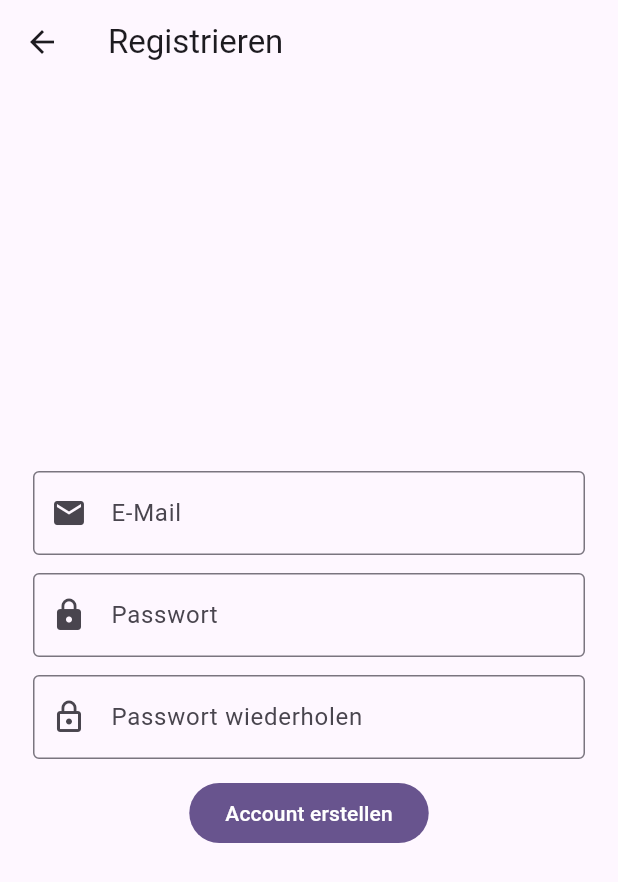
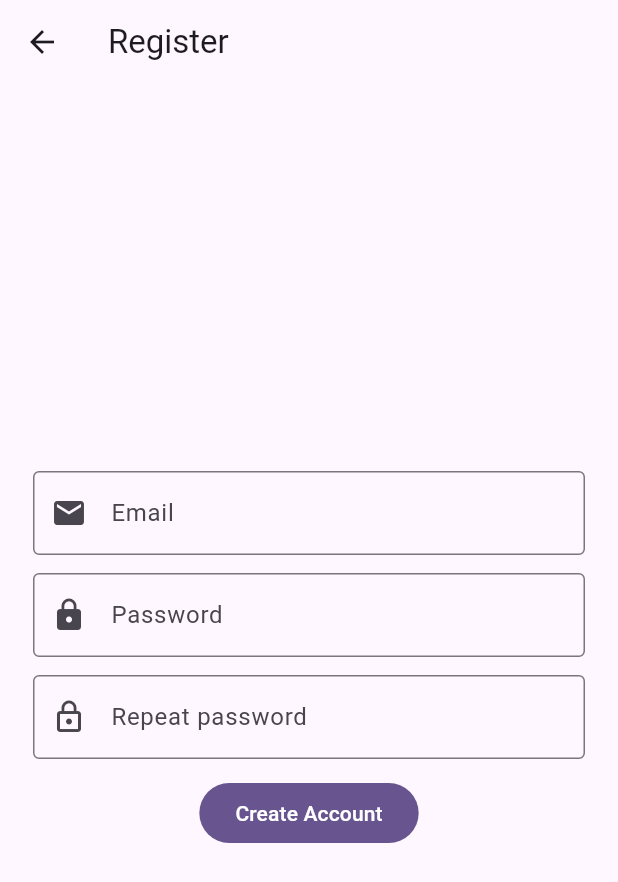
Before and after one commit to verita-tech/track2drive, a Flutter app: the RegisterPage screen opened directly, on a phone screen of 412 x 824 dp. Shown: the top 882 px of the screen. Run offline on Flutter 3.47's test engine with Material 3 defaults, Android fonts, the phone set to English and light mode, and no system bars; our stand-ins replace firebase_auth, firebase_core, flutter_bloc; accounts and stored records are empty.

Commit message:
adding translations.

```diff
--- a/lib/features/auth/presentation/bloc/auth_bloc.dart
+++ b/lib/features/auth/presentation/bloc/auth_bloc.dart
@@ -31,11 +31,13 @@ class AuthUserChanged extends AuthEvent {
   AuthUserChanged(this.user);
 }
 
+enum AuthInfo { resetEmailSent }
+
 class AuthState {
   final UserEntity? user;
   final bool loading;
   final String? error;
-  final String? info;
+  final AuthInfo? info;
 
   const AuthState({this.user, this.loading = false, this.error, this.info});
 
@@ -43,7 +45,7 @@ class AuthState {
     UserEntity? user,
     bool? loading,
     String? error,
-    String? info,
+    AuthInfo? info,
   }) {
     return AuthState(
       user: user ?? this.user,
@@ -119,12 +121,7 @@ class AuthBloc extends Bloc<AuthEvent, AuthState> {
     emit(state.copyWith(loading: true, error: null, info: null));
     try {
       await _sendReset(event.email);
-      emit(
-        state.copyWith(
-          loading: false,
-          info: 'E-Mail zum Zurücksetzen wurde gesendet.',
-        ),
-      );
+      emit(state.copyWith(loading: false, info: AuthInfo.resetEmailSent));
     } catch (e) {
       emit(state.copyWith(loading: false, error: e.toString()));
     }
--- a/lib/features/auth/presentation/pages/register_page.dart
+++ b/lib/features/auth/presentation/pages/register_page.dart
@@ -36,7 +36,7 @@ class _RegisterPageState extends State<RegisterPage> {
     final l10n = AppLocalizations.of(context)!;
 
     return Scaffold(
-      appBar: AppBar(title: const Text('Registrieren')),
+      appBar: AppBar(title: Text(l10n.register)),
       body: BlocConsumer<AuthBloc, AuthState>(
         listener: (context, state) {
           if (state.error != null) {
@@ -58,18 +58,18 @@ class _RegisterPageState extends State<RegisterPage> {
                     children: [
                       TextFormField(
                         controller: _emailCtrl,
-                        decoration: const InputDecoration(
-                          labelText: 'E-Mail',
+                        decoration: InputDecoration(
+                          labelText: l10n.eMail,
                           prefixIcon: Icon(Icons.email),
                           border: OutlineInputBorder(),
                         ),
                         keyboardType: TextInputType.emailAddress,
                         validator: (value) {
                           if (value == null || value.isEmpty) {
-                            return 'E-Mail eingeben';
+                            return l10n.enterEMail;
                           }
                           if (!value.contains('@')) {
-                            return 'Ungültige E-Mail';
+                            return l10n.invalidEMail;
                           }
                           return null;
                         },
@@ -77,8 +77,8 @@ class _RegisterPageState extends State<RegisterPage> {
                       const SizedBox(height: 12),
                       TextFormField(
                         controller: _passwordCtrl,
-                        decoration: const InputDecoration(
-                          labelText: 'Passwort',
+                        decoration: InputDecoration(
+                          labelText: l10n.password,
                           prefixIcon: Icon(Icons.lock),
                           border: OutlineInputBorder(),
                         ),
@@ -101,15 +101,15 @@ class _RegisterPageState extends State<RegisterPage> {
                       const SizedBox(height: 12),
                       TextFormField(
                         controller: _passwordRepeatCtrl,
-                        decoration: const InputDecoration(
-                          labelText: 'Passwort wiederholen',
+                        decoration: InputDecoration(
+                          labelText: l10n.repeatPassword,
                           prefixIcon: Icon(Icons.lock_outline),
                           border: OutlineInputBorder(),
                         ),
                         obscureText: true,
                         validator: (value) {
                           if (value != _passwordCtrl.text) {
-                            return 'Passwörter stimmen nicht überein';
+                            return l10n.passwordsNotMatching;
                           }
                           return null;
                         },
@@ -125,7 +125,7 @@ class _RegisterPageState extends State<RegisterPage> {
                                   strokeWidth: 2,
                                 ),
                               )
-                            : const Text('Account erstellen'),
+                            : Text(l10n.createAccount),
                       ),
                     ],
                   ),
--- a/lib/features/auth/presentation/pages/reset_password_page.dart
+++ b/lib/features/auth/presentation/pages/reset_password_page.dart
@@ -1,6 +1,7 @@
 import 'package:flutter/material.dart';
 import 'package:flutter_bloc/flutter_bloc.dart';
 import 'package:track2drive/features/auth/presentation/bloc/auth_bloc.dart';
+import 'package:track2drive/l10n/app_localizations.dart';
 
 class ResetPasswordPage extends StatefulWidget {
   const ResetPasswordPage({super.key});
@@ -28,8 +29,10 @@ class _ResetPasswordPageState extends State<ResetPasswordPage> {
 
   @override
   Widget build(BuildContext context) {
+    final l10n = AppLocalizations.of(context)!;
+
     return Scaffold(
-      appBar: AppBar(title: const Text('Passwort zurücksetzen')),
+      appBar: AppBar(title: Text(l10n.forgotPassword)),
       body: BlocConsumer<AuthBloc, AuthState>(
         listener: (context, state) {
           if (state.error != null) {
@@ -40,7 +43,7 @@ class _ResetPasswordPageState extends State<ResetPasswordPage> {
           if (state.info != null) {
             ScaffoldMessenger.of(
               context,
-            ).showSnackBar(SnackBar(content: Text(state.info!)));
+            ).showSnackBar(SnackBar(content: Text(l10n.resetEmailSentMessage)));
           }
         },
         builder: (context, state) {
@@ -54,25 +57,25 @@ class _ResetPasswordPageState extends State<ResetPasswordPage> {
                   child: Column(
                     mainAxisSize: MainAxisSize.min,
                     children: [
-                      const Text(
-                        'Gib deine E-Mail ein, um einen Link zum Zurücksetzen zu erhalten.',
+                      Text(
+                        l10n.enterEmailForReset,
                         textAlign: TextAlign.center,
                       ),
                       const SizedBox(height: 12),
                       TextFormField(
                         controller: _emailCtrl,
-                        decoration: const InputDecoration(
-                          labelText: 'E-Mail',
+                        decoration: InputDecoration(
+                          labelText: l10n.eMail,
                           prefixIcon: Icon(Icons.email),
                           border: OutlineInputBorder(),
                         ),
                         keyboardType: TextInputType.emailAddress,
                         validator: (value) {
                           if (value == null || value.isEmpty) {
-                            return 'E-Mail eingeben';
+                            return l10n.enterEMail;
                           }
                           if (!value.contains('@')) {
-                            return 'Ungültige E-Mail';
+                            return l10n.invalidEMail;
                           }
                           return null;
                         },
@@ -88,7 +91,7 @@ class _ResetPasswordPageState extends State<ResetPasswordPage> {
                                   strokeWidth: 2,
                                 ),
                               )
-                            : const Text('Link senden'),
+                            : Text(l10n.sendResetLink),
                       ),
                     ],
                   ),
--- a/lib/l10n/app_en.arb
+++ b/lib/l10n/app_en.arb
@@ -10,5 +10,12 @@
   "passwordSecurity": "Minimum 10 characters, special character, number, uppercase and lowercase letters",
   "forgotPassword": "Forgot password",
   "login": "Login",
-  "noAccountRegister": "No account? Register"
+  "noAccountRegister": "No account? Register",
+  "register": "Register",
+  "repeatPassword": "Repeat password",
+  "passwordsNotMatching": "Passwords not matching",
+  "createAccount": "Create Account",
+  "enterEmailForReset": "Enter your email address to receive a reset link.",
+  "sendResetLink":  "Send link",
+  "resetEmailSentMessage": "An email to reset the settings has been sent."
 }
--- a/lib/l10n/app_localizations.dart
+++ b/lib/l10n/app_localizations.dart
@@ -166,6 +166,48 @@ abstract class AppLocalizations {
   /// In en, this message translates to:
   /// **'No account? Register'**
   String get noAccountRegister;
+
+  /// No description provided for @register.
+  ///
+  /// In en, this message translates to:
+  /// **'Register'**
+  String get register;
+
+  /// No description provided for @repeatPassword.
+  ///
+  /// In en, this message translates to:
+  /// **'Repeat password'**
+  String get repeatPassword;
+
+  /// No description provided for @passwordsNotMatching.
+  ///
+  /// In en, this message translates to:
+  /// **'Passwords not matching'**
+  String get passwordsNotMatching;
+
+  /// No description provided for @createAccount.
+  ///
+  /// In en, this message translates to:
+  /// **'Create Account'**
+  String get createAccount;
+
+  /// No description provided for @enterEmailForReset.
+  ///
+  /// In en, this message translates to:
+  /// **'Enter your email address to receive a reset link.'**
+  String get enterEmailForReset;
+
+  /// No description provided for @sendResetLink.
+  ///
+  /// In en, this message translates to:
+  /// **'Send link'**
+  String get sendResetLink;
+
+  /// No description provided for @resetEmailSentMessage.
+  ///
+  /// In en, this message translates to:
+  /// **'An email to reset the settings has been sent.'**
+  String get resetEmailSentMessage;
 }
 
 class _AppLocalizationsDelegate extends LocalizationsDelegate<AppLocalizations> {
--- a/lib/l10n/app_localizations_en.dart
+++ b/lib/l10n/app_localizations_en.dart
@@ -43,4 +43,25 @@ class AppLocalizationsEn extends AppLocalizations {
 
   @override
   String get noAccountRegister => 'No account? Register';
+
+  @override
+  String get register => 'Register';
+
+  @override
+  String get repeatPassword => 'Repeat password';
+
+  @override
+  String get passwordsNotMatching => 'Passwords not matching';
+
+  @override
+  String get createAccount => 'Create Account';
+
+  @override
+  String get enterEmailForReset => 'Enter your email address to receive a reset link.';
+
+  @override
+  String get sendResetLink => 'Send link';
+
+  @override
+  String get resetEmailSentMessage => 'An email to reset the settings has been sent.';
 }
```
Also changed, not shown: lib/l10n/app_de.arb (+8 -1 lines), lib/l10n/app_localizations_de.dart (+21 -0 lines).
